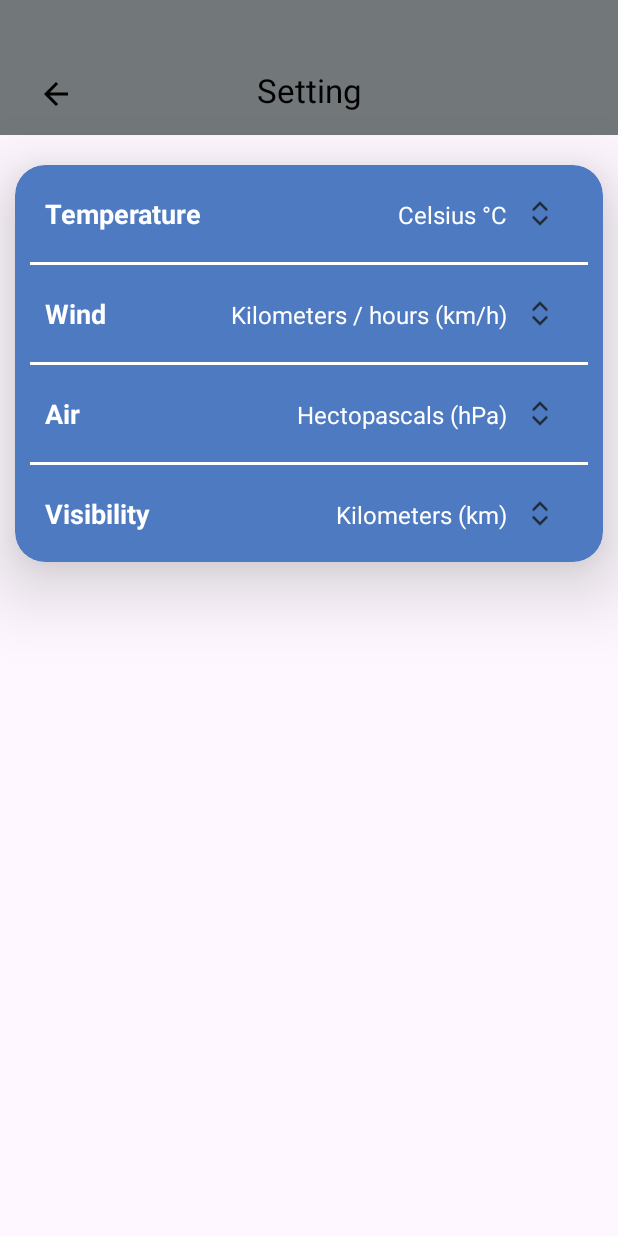
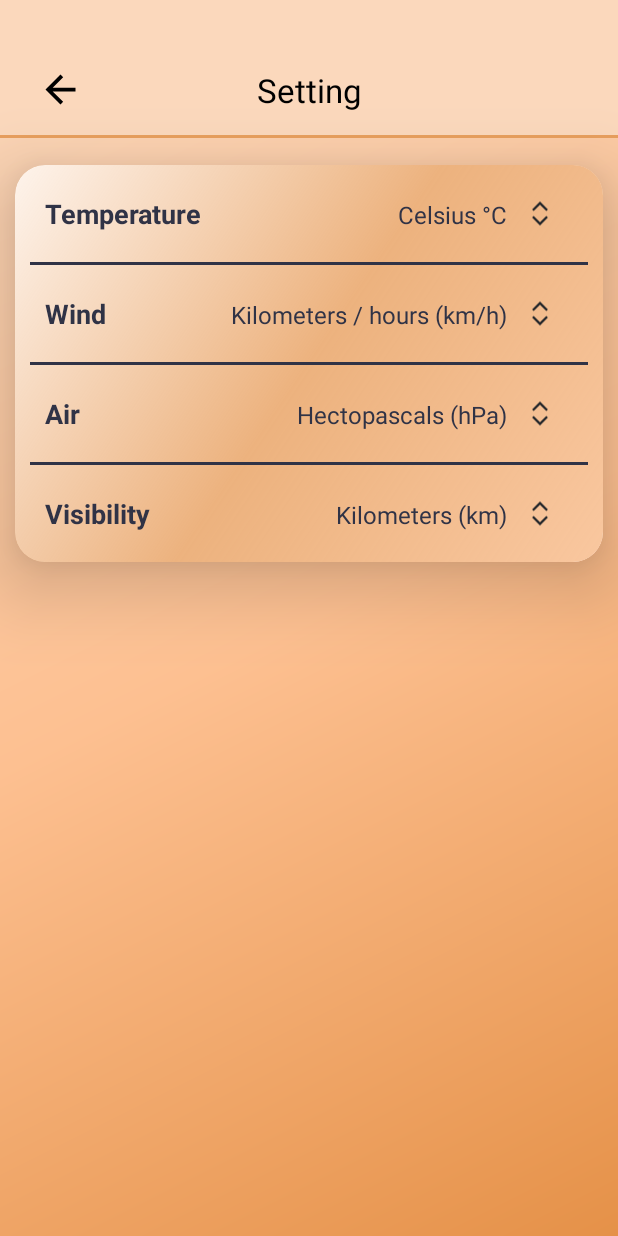
Before and after one commit to heet19/Weather, an Android app: the SettingActivity screen opened directly, with no data from a screen before it, on a phone screen of 412 x 824 dp. Run offline under Robolectric (Android 15) with nearby library versions, the phone set to English and light mode, and no system bars.

Commit message:
UI Changed

```diff
--- a/app/src/main/res/drawable/baseline_search_24.xml
+++ b/app/src/main/res/drawable/baseline_search_24.xml
@@ -1,7 +1,7 @@
 <vector xmlns:android="http://schemas.android.com/apk/res/android"
     android:width="24dp"
     android:height="24dp"
-    android:tint="@color/neutral_white"
+    android:tint="@color/black"
     android:viewportWidth="24"
     android:viewportHeight="24">
 
--- a/app/src/main/res/drawable/baseline_settings_24.xml
+++ b/app/src/main/res/drawable/baseline_settings_24.xml
@@ -1,7 +1,7 @@
 <vector xmlns:android="http://schemas.android.com/apk/res/android"
     android:width="24dp"
     android:height="24dp"
-    android:tint="@color/neutral_white"
+    android:tint="@color/black"
     android:viewportWidth="24"
     android:viewportHeight="24">
 
--- /dev/null
+++ b/app/src/main/res/drawable/main_bg.xml
@@ -0,0 +1,9 @@
+<?xml version="1.0" encoding="utf-8"?>
+<shape xmlns:android="http://schemas.android.com/apk/res/android">
+
+    <gradient android:startColor="#FBD8BC"
+        android:centerColor="#FDC091"
+        android:endColor="#E59148"
+        android:angle="315"/>
+
+</shape>
--- /dev/null
+++ b/app/src/main/res/drawable/main_card_bg.xml
@@ -0,0 +1,9 @@
+<?xml version="1.0" encoding="utf-8"?>
+<shape xmlns:android="http://schemas.android.com/apk/res/android">
+
+    <gradient android:startColor="#33F9C79F"
+        android:centerColor="#CCE89F5E"
+        android:endColor="#F9C79F"
+        android:angle="315"/>
+
+</shape>
--- a/app/src/main/res/layout/activity_setting.xml
+++ b/app/src/main/res/layout/activity_setting.xml
@@ -6,6 +6,7 @@
     android:id="@+id/main"
     android:layout_width="match_parent"
     android:layout_height="match_parent"
+    android:background="@drawable/main_bg"
     tools:context=".SettingActivity">
 
     <com.google.android.material.appbar.AppBarLayout
@@ -20,7 +21,7 @@
             android:id="@+id/toolbarDetail"
             android:layout_width="match_parent"
             android:layout_height="match_parent"
-            android:background="@color/neutral_grey"
+            android:background="#FBD8BC"
             android:elevation="20dp"
             android:minHeight="?attr/actionBarSize"
             android:paddingStart="10dp"
@@ -31,10 +32,18 @@
             app:titleTextColor="@color/black" />
     </com.google.android.material.appbar.AppBarLayout>
 
+    <com.google.android.material.divider.MaterialDivider
+        android:layout_width="match_parent"
+        android:layout_height="2dp"
+        app:dividerColor="#E89F5E"
+        app:layout_constraintEnd_toEndOf="parent"
+        app:layout_constraintStart_toStartOf="parent"
+        app:layout_constraintTop_toBottomOf="@id/mainAToolbar"/>
+
     <ImageView
         android:id="@+id/btnBackSetting"
-        android:layout_width="wrap_content"
-        android:layout_height="wrap_content"
+        android:layout_width="30dp"
+        android:layout_height="30dp"
         android:layout_marginStart="25dp"
         android:layout_marginBottom="15dp"
         android:src="@drawable/baseline_arrow_back_24"
@@ -48,7 +57,7 @@
         android:layout_marginTop="20dp"
         android:layout_marginStart="10dp"
         android:layout_marginEnd="10dp"
-        app:cardBackgroundColor="@color/light_blue"
+        android:background="@drawable/main_card_bg"
         app:cardCornerRadius="20dp"
         app:cardElevation="30dp"
         app:layout_constraintEnd_toEndOf="parent"
@@ -58,6 +67,7 @@
         <LinearLayout
             android:layout_width="match_parent"
             android:layout_height="match_parent"
+            android:background="@drawable/main_card_bg"
             android:orientation="vertical">
 
             <LinearLayout
@@ -73,7 +83,7 @@
                     android:padding="10dp"
                     android:layout_weight="1"
                     android:text="Temperature"
-                    android:textColor="@color/white"
+                    android:textColor="#303346"
                     android:textSize="18sp"
                     android:textStyle="bold" />
 
@@ -84,7 +94,7 @@
                     android:paddingTop="10dp"
                     android:paddingEnd="10dp"
                     android:paddingBottom="10dp"
-                    android:textColor="@color/white"
+                    android:textColor="#303346"
                     android:textSize="16sp" />
 
                 <ImageView
@@ -101,7 +111,7 @@
                 android:layout_height="2dp"
                 android:layout_marginStart="10dp"
                 android:layout_marginEnd="10dp"
-                app:dividerColor="@color/white"/>
+                app:dividerColor="#303346"/>
 
             <LinearLayout
                 android:id="@+id/settingWind"
@@ -116,7 +126,7 @@
                     android:padding="10dp"
                     android:layout_weight="1"
                     android:text="Wind"
-                    android:textColor="@color/white"
+                    android:textColor="#303346"
                     android:textSize="18sp"
                     android:textStyle="bold" />
 
@@ -127,7 +137,7 @@
                     android:paddingTop="10dp"
                     android:paddingEnd="10dp"
                     android:paddingBottom="10dp"
-                    android:textColor="@color/white"
+                    android:textColor="#303346"
                     android:textSize="16sp" />
 
                 <ImageView
@@ -144,7 +154,7 @@
                 android:layout_height="2dp"
                 android:layout_marginStart="10dp"
                 android:layout_marginEnd="10dp"
-                app:dividerColor="@color/white"/>
+                app:dividerColor="#303346"/>
 
             <LinearLayout
                 android:id="@+id/settingAir"
@@ -159,7 +169,7 @@
                     android:padding="10dp"
                     android:layout_weight="1"
                     android:text="Air"
-                    android:textColor="@color/white"
+                    android:textColor="#303346"
                     android:textSize="18sp"
                     android:textStyle="bold" />
 
@@ -170,7 +180,7 @@
                     android:paddingTop="10dp"
                     android:paddingEnd="10dp"
                     android:paddingBottom="10dp"
-                    android:textColor="@color/white"
+                    android:textColor="#303346"
                     android:textSize="16sp" />
 
                 <ImageView
@@ -187,7 +197,7 @@
                 android:layout_height="2dp"
                 android:layout_marginStart="10dp"
                 android:layout_marginEnd="10dp"
-                app:dividerColor="@color/white"/>
+                app:dividerColor="#303346"/>
 
             <LinearLayout
                 android:id="@+id/settingVisibility"
@@ -202,7 +212,7 @@
                     android:padding="10dp"
                     android:layout_weight="1"
                     android:text="Visibility"
-                    android:textColor="@color/white"
+                    android:textColor="#303346"
                     android:textSize="18sp"
                     android:textStyle="bold" />
 
@@ -213,7 +223,7 @@
                     android:paddingTop="10dp"
                     android:paddingEnd="10dp"
                     android:paddingBottom="10dp"
-                    android:textColor="@color/white"
+                    android:textColor="#303346"
                     android:textSize="16sp" />
 
                 <ImageView
--- a/app/src/main/res/menu/air_menu.xml
+++ b/app/src/main/res/menu/air_menu.xml
@@ -3,7 +3,7 @@
 
     <item
         android:id="@+id/aMenuHectopascals"
-        android:title="Hectopascals (hPa)"/>
+        android:title="Hectopascals (hPa)" />
 
     <item
         android:id="@+id/aMenuMilliMeters"
--- a/app/src/main/res/values/colors.xml
+++ b/app/src/main/res/values/colors.xml
@@ -30,4 +30,7 @@
 
 <!--    Progress Bar Color  -->
     <color name="gray">#DCDCDC</color>
+
+
+
 </resources>
```
Also changed, not shown: app/src/main/java/com/example/weather/TodayDetailFCAdapter.kt (+22 -13 lines), app/src/main/java/com/example/weather/TodayForecastDetails.kt (+8 -0 lines), app/src/main/res/drawable/max_temp_bg.xml (added, +7 -0 lines), app/src/main/res/drawable/min_temp_bg.xml (added, +7 -0 lines), app/src/main/res/layout/activity_main.xml (+49 -56 lines), app/src/main/res/layout/activity_today_forecast_details.xml (+23 -22 lines), app/src/main/res/layout/today_detail_forecast.xml (+28 -25 lines).
